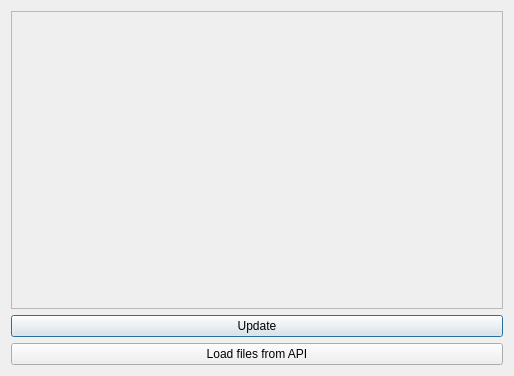
JohnMril/ProjectShop, file OnlineShop/Shop/Parser/SelecterParsingFilesDialog.ui: the form before one commit.
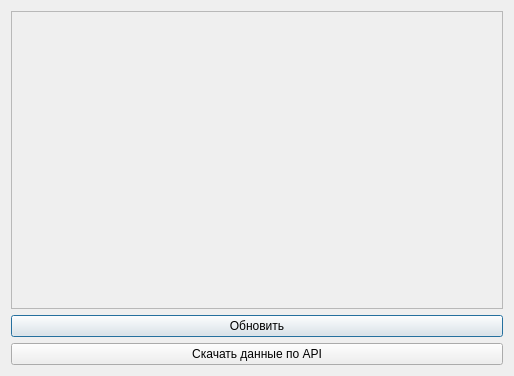
The form after the commit.

What changed in the file:
```diff
--- a/OnlineShop/Shop/Parser/SelecterParsingFilesDialog.ui
+++ b/OnlineShop/Shop/Parser/SelecterParsingFilesDialog.ui
@@ -39,14 +39,14 @@
    <item>
     <widget class="QPushButton" name="pushButton">
      <property name="text">
-      <string>Update</string>
+      <string>Обновить</string>
      </property>
     </widget>
    </item>
    <item>
     <widget class="QPushButton" name="loadPushButton">
      <property name="text">
-      <string>Load files from API</string>
+      <string>Скачать данные по API</string>
      </property>
     </widget>
    </item>
```
